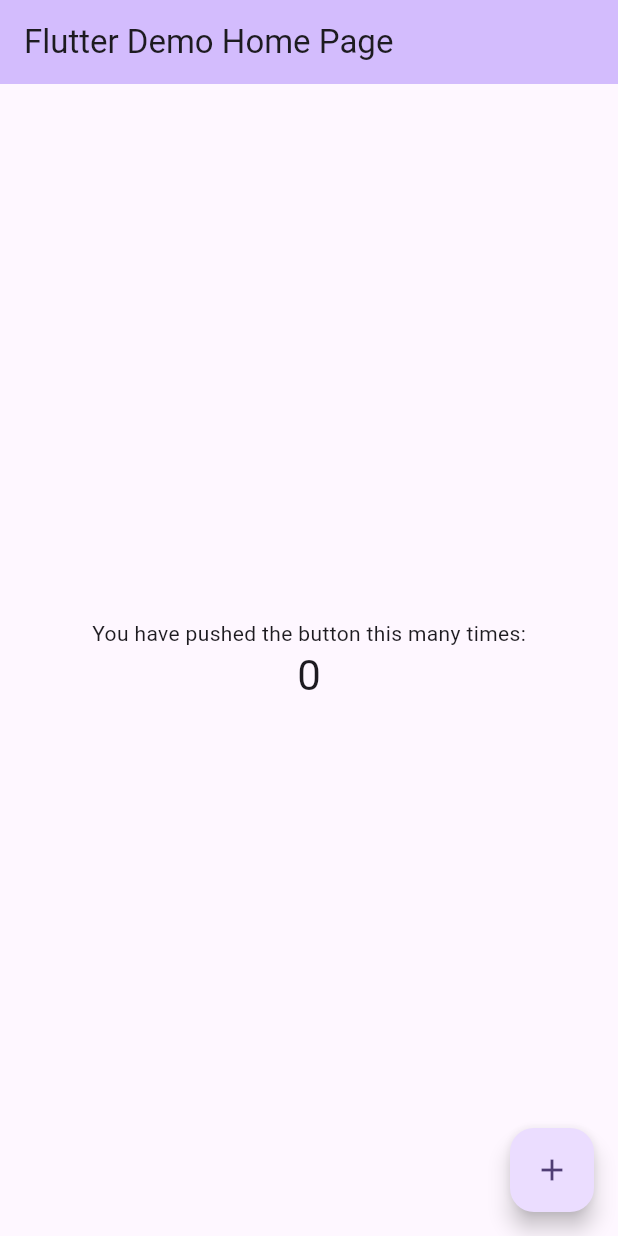
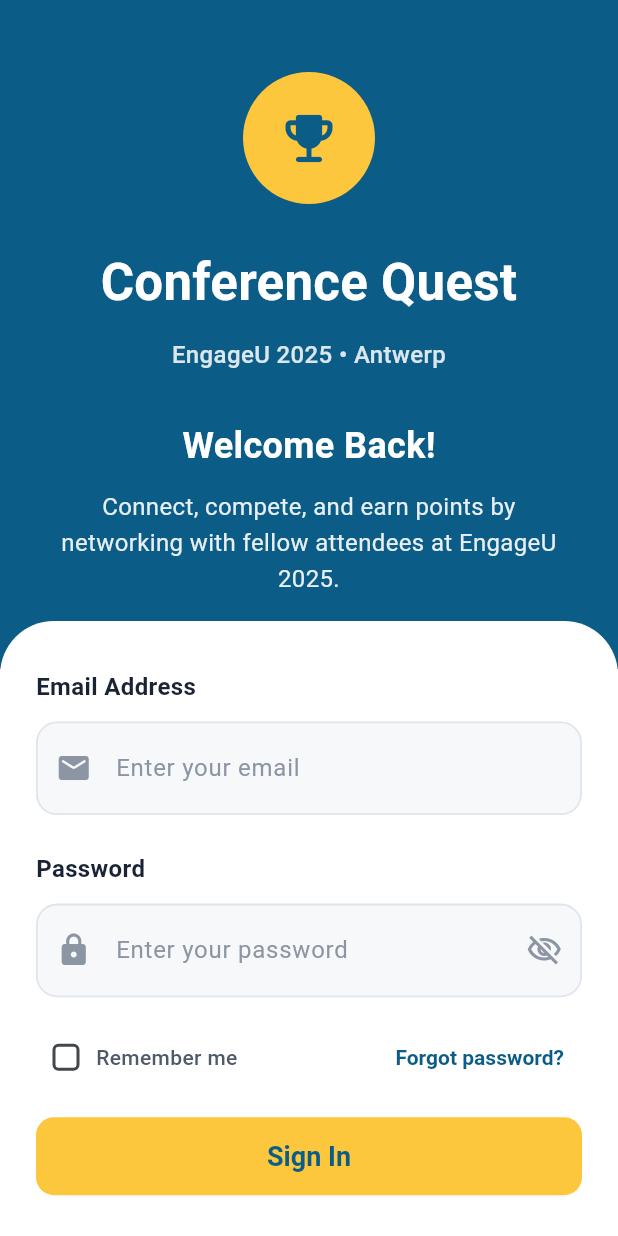
Before and after one commit to Anakha-KK/event_networking_app, a Flutter app: the screen it shows after launch, on a phone screen of 412 x 824 dp. Run offline on Flutter 3.47's test engine with Material 3 defaults, Android fonts, the phone set to English and light mode, and no system bars.

Commit message:
Implement login page layout

```diff
--- /dev/null
+++ b/lib/login/constants.dart
@@ -0,0 +1,10 @@
+import 'package:flutter/material.dart';
+
+// Centralized palette for the login flow so each section stays in sync.
+const Color kHeroBlue = Color(0xFF0B5C87);
+const Color kAccentYellow = Color(0xFFFCC63D);
+const Color kScreenBackground = Color(0xFFF4F6F8);
+const Color kFieldFill = Color(0xFFF7F8FA);
+const Color kBorderColor = Color(0xFFE0E5EC);
+const Color kPrimaryText = Color(0xFF192335);
+const Color kSecondaryText = Color(0xFF4E5969);
--- /dev/null
+++ b/lib/login/login_page.dart
@@ -0,0 +1,29 @@
+import 'package:flutter/material.dart';
+
+import 'constants.dart';
+import 'widgets/hero_section.dart';
+import 'widgets/sign_in_section.dart';
+
+/// High-level wrapper that stitches together the hero and sign-in sections.
+class LoginPage extends StatelessWidget {
+  const LoginPage({super.key});
+
+  @override
+  Widget build(BuildContext context) {
+    return Scaffold(
+      backgroundColor: kScreenBackground,
+      body: const SafeArea(
+        bottom: false,
+        child: SingleChildScrollView(
+          child: Column(
+            crossAxisAlignment: CrossAxisAlignment.stretch,
+            children: [
+              HeroSection(),
+              SignInSection(),
+            ],
+          ),
+        ),
+      ),
+    );
+  }
+}
--- /dev/null
+++ b/lib/login/widgets/hero_section.dart
@@ -0,0 +1,78 @@
+import 'package:flutter/material.dart';
+
+import '../constants.dart';
+
+class HeroSection extends StatelessWidget {
+  const HeroSection({super.key});
+
+  @override
+  Widget build(BuildContext context) {
+    final currentYear = DateTime.now().year;
+    // Keeps the blue hero area full-bleed so it mirrors the reference design.
+    return Container(
+      width: double.infinity,
+      color: kHeroBlue,
+      padding: const EdgeInsets.symmetric(horizontal: 32, vertical: 48),
+      child: Column(
+        mainAxisSize: MainAxisSize.min,
+        crossAxisAlignment: CrossAxisAlignment.center,
+        children: [
+          Container(
+            width: 88,
+            height: 88,
+            decoration: const BoxDecoration(
+              color: kAccentYellow,
+              shape: BoxShape.circle,
+            ),
+            child: const Icon(
+              Icons.emoji_events_rounded,
+              color: kHeroBlue,
+              size: 42,
+            ),
+          ),
+          const SizedBox(height: 28),
+          const Text(
+            'Conference Quest',
+            textAlign: TextAlign.center,
+            style: TextStyle(
+              color: Colors.white,
+              fontSize: 34,
+              fontWeight: FontWeight.w700,
+              letterSpacing: 0.2,
+            ),
+          ),
+          const SizedBox(height: 12),
+          Text(
+            'EngageU $currentYear • Antwerp',
+            textAlign: TextAlign.center,
+            style: TextStyle(
+              color: Colors.white.withOpacity(0.85),
+              fontSize: 16,
+              fontWeight: FontWeight.w500,
+            ),
+          ),
+          const SizedBox(height: 32),
+          const Text(
+            'Welcome Back!',
+            style: TextStyle(
+              color: Colors.white,
+              fontSize: 24,
+              fontWeight: FontWeight.w700,
+            ),
+          ),
+          const SizedBox(height: 12),
+          Text(
+            'Connect, compete, and earn points by networking with fellow '
+            'attendees at EngageU $currentYear.',
+            textAlign: TextAlign.center,
+            style: TextStyle(
+              color: Colors.white.withOpacity(0.9),
+              fontSize: 16,
+              height: 1.5,
+            ),
+          ),
+        ],
+      ),
+    );
+  }
+}
--- /dev/null
+++ b/lib/login/widgets/sign_in_section.dart
@@ -0,0 +1,332 @@
+import 'package:flutter/material.dart';
+
+import '../constants.dart';
+
+/// Card-like white area that hosts the email/password form and social CTAs.
+class SignInSection extends StatefulWidget {
+  const SignInSection({super.key});
+
+  @override
+  State<SignInSection> createState() => _SignInSectionState();
+}
+
+class _SignInSectionState extends State<SignInSection> {
+  bool _rememberMe = false;
+  bool _obscurePassword = true;
+  late final FocusNode _emailFocusNode;
+  late final FocusNode _passwordFocusNode;
+
+  @override
+  void initState() {
+    super.initState();
+    _emailFocusNode = FocusNode()..addListener(_handleFocusChange);
+    _passwordFocusNode = FocusNode()..addListener(_handleFocusChange);
+  }
+
+  void _handleFocusChange() => setState(() {});
+
+  @override
+  void dispose() {
+    _emailFocusNode
+      ..removeListener(_handleFocusChange)
+      ..dispose();
+    _passwordFocusNode
+      ..removeListener(_handleFocusChange)
+      ..dispose();
+    super.dispose();
+  }
+
+  // Draws the custom border + fill so both TextFields share identical chrome.
+  Widget _inputWrapper({
+    required FocusNode focusNode,
+    required Widget child,
+  }) {
+    return AnimatedContainer(
+      duration: const Duration(milliseconds: 180),
+      decoration: BoxDecoration(
+        color: kFieldFill,
+        borderRadius: BorderRadius.circular(14),
+        border: Border.all(
+          color: focusNode.hasFocus ? kHeroBlue : kBorderColor,
+          width: 1.2,
+        ),
+      ),
+      child: child,
+    );
+  }
+
+  @override
+  Widget build(BuildContext context) {
+    // Slide the card upward to create the overlapping effect with the hero.
+    return Transform.translate(
+      offset: const Offset(0, -32),
+      child: Padding(
+        padding: const EdgeInsets.only(bottom: 32),
+        child: Container(
+          decoration: const BoxDecoration(
+            color: Colors.white,
+            borderRadius: BorderRadius.vertical(top: Radius.circular(36)),
+          ),
+          child: Padding(
+            padding: const EdgeInsets.fromLTRB(24, 32, 24, 36),
+            child: Column(
+              crossAxisAlignment: CrossAxisAlignment.start,
+              children: [
+                const Text(
+                  'Email Address',
+                  style: TextStyle(
+                    color: kPrimaryText,
+                    fontSize: 16,
+                    fontWeight: FontWeight.w600,
+                  ),
+                ),
+                const SizedBox(height: 12),
+                _inputWrapper(
+                  focusNode: _emailFocusNode,
+                  child: TextField(
+                    focusNode: _emailFocusNode,
+                    keyboardType: TextInputType.emailAddress,
+                    style: const TextStyle(
+                      fontSize: 16,
+                      color: kPrimaryText,
+                    ),
+                    decoration: const InputDecoration(
+                      hintText: 'Enter your email',
+                      hintStyle: TextStyle(
+                        color: Color(0xFF8C95A3),
+                        fontSize: 16,
+                      ),
+                      prefixIcon: Icon(
+                        Icons.mail_rounded,
+                        color: Color(0xFF8C95A3),
+                      ),
+                      border: InputBorder.none,
+                      contentPadding: EdgeInsets.symmetric(vertical: 18),
+                    ),
+                  ),
+                ),
+                const SizedBox(height: 24),
+                const Text(
+                  'Password',
+                  style: TextStyle(
+                    color: kPrimaryText,
+                    fontSize: 16,
+                    fontWeight: FontWeight.w600,
+                  ),
+                ),
+                const SizedBox(height: 12),
+                _inputWrapper(
+                  focusNode: _passwordFocusNode,
+                  child: TextField(
+                    focusNode: _passwordFocusNode,
+                    obscureText: _obscurePassword,
+                    style: const TextStyle(
+                      fontSize: 16,
+                      color: kPrimaryText,
+                    ),
+                    decoration: InputDecoration(
+                      hintText: 'Enter your password',
+                      hintStyle: const TextStyle(
+                        color: Color(0xFF8C95A3),
+                        fontSize: 16,
+                      ),
+                      prefixIcon: const Icon(
+                        Icons.lock_rounded,
+                        color: Color(0xFF8C95A3),
+                      ),
+                      suffixIcon: IconButton(
+                        onPressed: () {
+                          setState(() {
+                            _obscurePassword = !_obscurePassword;
+                          });
+                        },
+                        icon: Icon(
+                          _obscurePassword
+                              ? Icons.visibility_off_outlined
+                              : Icons.visibility_outlined,
+                          color: const Color(0xFF8C95A3),
+                        ),
+                      ),
+                      border: InputBorder.none,
+                      contentPadding: const EdgeInsets.symmetric(vertical: 18),
+                    ),
+                  ),
+                ),
+                const SizedBox(height: 16),
+                Row(
+                  children: [
+                    Checkbox(
+                      value: _rememberMe,
+                      onChanged: (value) {
+                        setState(() {
+                          _rememberMe = value ?? false;
+                        });
+                      },
+                      activeColor: kHeroBlue,
+                      materialTapTargetSize: MaterialTapTargetSize.shrinkWrap,
+                      shape: RoundedRectangleBorder(
+                        borderRadius: BorderRadius.circular(4),
+                      ),
+                    ),
+                    const Text(
+                      'Remember me',
+                      style: TextStyle(
+                        color: kSecondaryText,
+                        fontSize: 14,
+                        fontWeight: FontWeight.w500,
+                      ),
+                    ),
+                    const Spacer(),
+                    TextButton(
+                      onPressed: () {},
+                      style: TextButton.styleFrom(
+                        foregroundColor: kHeroBlue,
+                        textStyle: const TextStyle(
+                          fontSize: 14,
+                          fontWeight: FontWeight.w600,
+                        ),
+                      ),
+                      child: const Text('Forgot password?'),
+                    ),
+                  ],
+                ),
+                const SizedBox(height: 16),
+                SizedBox(
+                  width: double.infinity,
+                  height: 52,
+                  child: ElevatedButton(
+                    style: ElevatedButton.styleFrom(
+                      backgroundColor: kAccentYellow,
+                      foregroundColor: kHeroBlue,
+                      shape: RoundedRectangleBorder(
+                        borderRadius: BorderRadius.circular(12),
+                      ),
+                      textStyle: const TextStyle(
+                        fontSize: 18,
+                        fontWeight: FontWeight.w700,
+                      ),
+                      elevation: 0,
+                    ),
+                    onPressed: () {},
+                    child: const Text('Sign In'),
+                  ),
+                ),
+                const SizedBox(height: 28),
+                Row(
+                  children: const [
+                    Expanded(
+                      child: Divider(
+                        color: kBorderColor,
+                        thickness: 1,
+                      ),
+                    ),
+                    Padding(
+                      padding: EdgeInsets.symmetric(horizontal: 16),
+                      child: Text(
+                        'or continue with',
+                        style: TextStyle(
+                          color: Color(0xFF8C95A3),
+                          fontSize: 14,
+                          fontWeight: FontWeight.w600,
+                        ),
+                      ),
+                    ),
+                    Expanded(
+                      child: Divider(
+                        color: kBorderColor,
+                        thickness: 1,
+                      ),
+                    ),
+                  ],
+                ),
+                const SizedBox(height: 20),
+                const _SocialButton(
+                  icon: Icons.g_mobiledata,
+                  label: 'Continue with Google',
+                  iconColor: Color(0xFFEA4335),
+                  iconSize: 34,
+                ),
+                const SizedBox(height: 14),
+                const _SocialButton(
+                  icon: Icons.window_rounded,
+                  label: 'Continue with Microsoft',
+                  iconColor: Color(0xFF2F7FE0),
+                  iconSize: 30,
+                ),
+                const SizedBox(height: 24),
+                Row(
+                  mainAxisAlignment: MainAxisAlignment.center,
+                  children: [
+                    const Text(
+                      "Don't have an account?",
+                      style: TextStyle(
+                        color: kSecondaryText,
+                        fontSize: 14,
+                        fontWeight: FontWeight.w500,
+                      ),
+                    ),
+                    TextButton(
+                      onPressed: () {},
+                      style: TextButton.styleFrom(
+                        foregroundColor: kHeroBlue,
+                        textStyle: const TextStyle(
+                          fontSize: 14,
+                          fontWeight: FontWeight.w700,
+                        ),
+                      ),
+                      child: const Text('Sign up here'),
+                    ),
+                  ],
+                ),
+              ],
+            ),
+          ),
+        ),
+      ),
+    );
+  }
+}
+
+class _SocialButton extends StatelessWidget {
+  const _SocialButton({
+    required this.icon,
+    required this.label,
+    required this.iconColor,
+    this.iconSize = 28,
+  });
+
+  final IconData icon;
+  final String label;
+  final Color iconColor;
+  final double iconSize;
+
+  @override
+  Widget build(BuildContext context) {
+    return SizedBox(
+      height: 52,
+      width: double.infinity,
+      child: OutlinedButton(
+        style: OutlinedButton.styleFrom(
+          side: const BorderSide(color: kBorderColor),
+          shape: RoundedRectangleBorder(
+            borderRadius: BorderRadius.circular(14),
+          ),
+          foregroundColor: kPrimaryText,
+          textStyle: const TextStyle(
+            fontSize: 16,
+            fontWeight: FontWeight.w600,
+          ),
+        ),
+        onPressed: () {},
+        child: Row(
+          mainAxisAlignment: MainAxisAlignment.center,
+          children: [
+            Icon(icon, color: iconColor, size: iconSize),
+            const SizedBox(width: 12),
+            Text(label),
+          ],
+        ),
+      ),
+    );
+  }
+}
--- a/lib/main.dart
+++ b/lib/main.dart
@@ -1,122 +1,26 @@
 import 'package:flutter/material.dart';
 
+import 'login/login_page.dart';
+
 void main() {
-  runApp(const MyApp());
+  runApp(const EventNetworkingApp());
 }
 
-class MyApp extends StatelessWidget {
-  const MyApp({super.key});
+class EventNetworkingApp extends StatelessWidget {
+  const EventNetworkingApp({super.key});
 
-  // This widget is the root of your application.
   @override
   Widget build(BuildContext context) {
     return MaterialApp(
-      title: 'Flutter Demo',
+      title: 'Event Networking',
+      debugShowCheckedModeBanner: false,
       theme: ThemeData(
-        // This is the theme of your application.
-        //
-        // TRY THIS: Try running your application with "flutter run". You'll see
-        // the application has a purple toolbar. Then, without quitting the app,
-        // try changing the seedColor in the colorScheme below to Colors.green
-        // and then invoke "hot reload" (save your changes or press the "hot
-        // reload" button in a Flutter-supported IDE, or press "r" if you used
-        // the command line to start the app).
-        //
-        // Notice that the counter didn't reset back to zero; the application
-        // state is not lost during the reload. To reset the state, use hot
-        // restart instead.
-        //
-        // This works for code too, not just values: Most code changes can be
-        // tested with just a hot reload.
-        colorScheme: ColorScheme.fromSeed(seedColor: Colors.deepPurple),
+        colorScheme: ColorScheme.fromSeed(
+          seedColor: const Color(0xFF0C4E78),
+        ),
+        useMaterial3: true,
       ),
-      home: const MyHomePage(title: 'Flutter Demo Home Page'),
+      home: const LoginPage(),
     );
   }
 }
-
-class MyHomePage extends StatefulWidget {
-  const MyHomePage({super.key, required this.title});
-
-  // This widget is the home page of your application. It is stateful, meaning
-  // that it has a State object (defined below) that contains fields that affect
-  // how it looks.
-
-  // This class is the configuration for the state. It holds the values (in this
-  // case the title) provided by the parent (in this case the App widget) and
-  // used by the build method of the State. Fields in a Widget subclass are
-  // always marked "final".
-
-  final String title;
-
-  @override
-  State<MyHomePage> createState() => _MyHomePageState();
-}
-
-class _MyHomePageState extends State<MyHomePage> {
-  int _counter = 0;
-
-  void _incrementCounter() {
-    setState(() {
-      // This call to setState tells the Flutter framework that something has
-      // changed in this State, which causes it to rerun the build method below
-      // so that the display can reflect the updated values. If we changed
-      // _counter without calling setState(), then the build method would not be
-      // called again, and so nothing would appear to happen.
-      _counter++;
-    });
-  }
-
-  @override
-  Widget build(BuildContext context) {
-    // This method is rerun every time setState is called, for instance as done
-    // by the _incrementCounter method above.
-    //
-    // The Flutter framework has been optimized to make rerunning build methods
-    // fast, so that you can just rebuild anything that needs updating rather
-    // than having to individually change instances of widgets.
-    return Scaffold(
-      appBar: AppBar(
-        // TRY THIS: Try changing the color here to a specific color (to
-        // Colors.amber, perhaps?) and trigger a hot reload to see the AppBar
-        // change color while the other colors stay the same.
-        backgroundColor: Theme.of(context).colorScheme.inversePrimary,
-        // Here we take the value from the MyHomePage object that was created by
-        // the App.build method, and use it to set our appbar title.
-        title: Text(widget.title),
-      ),
-      body: Center(
-        // Center is a layout widget. It takes a single child and positions it
-        // in the middle of the parent.
-        child: Column(
-          // Column is also a layout widget. It takes a list of children and
-          // arranges them vertically. By default, it sizes itself to fit its
-          // children horizontally, and tries to be as tall as its parent.
-          //
-          // Column has various properties to control how it sizes itself and
-          // how it positions its children. Here we use mainAxisAlignment to
-          // center the children vertically; the main axis here is the vertical
-          // axis because Columns are vertical (the cross axis would be
-          // horizontal).
-          //
-          // TRY THIS: Invoke "debug painting" (choose the "Toggle Debug Paint"
-          // action in the IDE, or press "p" in the console), to see the
-          // wireframe for each widget.
-          mainAxisAlignment: MainAxisAlignment.center,
-          children: <Widget>[
-            const Text('You have pushed the button this many times:'),
-            Text(
-              '$_counter',
-              style: Theme.of(context).textTheme.headlineMedium,
-            ),
-          ],
-        ),
-      ),
-      floatingActionButton: FloatingActionButton(
-        onPressed: _incrementCounter,
-        tooltip: 'Increment',
-        child: const Icon(Icons.add),
-      ), // This trailing comma makes auto-formatting nicer for build methods.
-    );
-  }
-}
```
